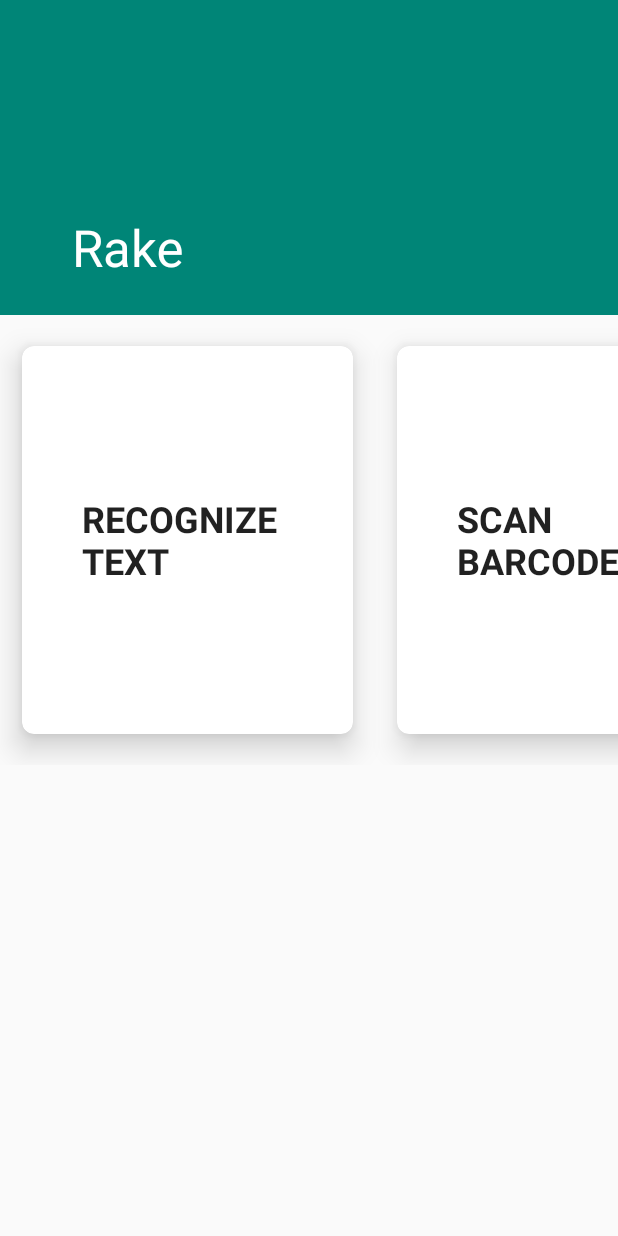
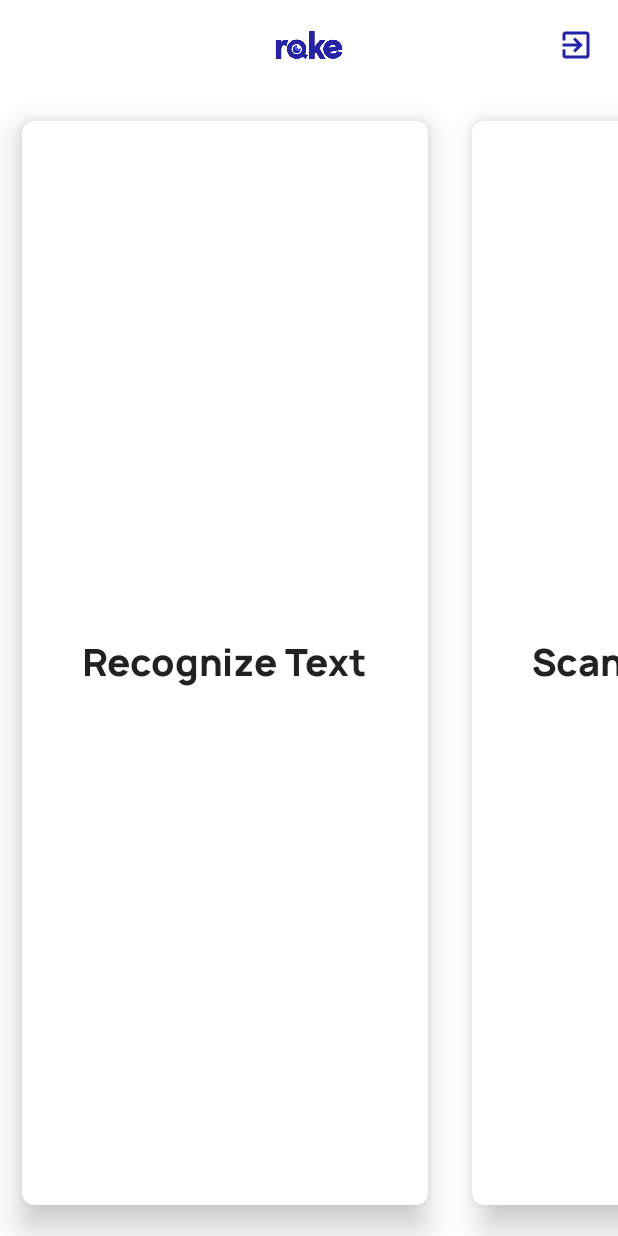
Before and after one commit to bapspatil/Rake, an Android app: the screen it shows after launch once a user with an empty profile is signed in (PickerActivity), on a phone screen of 412 x 824 dp. Run offline under Robolectric (Android 15) with nearby library versions, the light colour scheme and no system bars; our stand-ins replace Firebase (no records; nobody signed in at launch, a user with empty details on screens opened directly), data binding; libraries missing offline, so code that uses them is left out: com.firebase.ui; 1 statement that could not run was skipped.

Commit message:
Redoing UI for Auth & Picker

```diff
--- /dev/null
+++ b/app/src/main/java/com/bapspatil/rake/adapter/PickerAdapter.kt
@@ -0,0 +1,40 @@
+package com.bapspatil.rake.adapter
+
+import android.content.Context
+import android.view.LayoutInflater
+import android.view.View
+import android.view.ViewGroup
+import androidx.core.content.res.ResourcesCompat
+import androidx.recyclerview.widget.RecyclerView
+import com.bapspatil.rake.R
+import com.bapspatil.rake.ui.CameraActivity
+import com.bapspatil.rake.util.Constants
+import kotlinx.android.synthetic.main.item_picker.view.*
+import org.jetbrains.anko.startActivity
+
+/*
+** Created by Bapusaheb Patil {@link https://bapspatil.com}
+*/
+
+class PickerAdapter(private val pickerOptions: ArrayList<String>) : RecyclerView.Adapter<PickerAdapter.PickerViewHolder>() {
+    private lateinit var mContext: Context
+
+    inner class PickerViewHolder(itemView: View) : RecyclerView.ViewHolder(itemView)
+
+    override fun onCreateViewHolder(viewGroup: ViewGroup, viewType: Int): PickerViewHolder {
+        mContext = viewGroup.context
+        return PickerViewHolder(LayoutInflater.from(mContext).inflate(R.layout.item_picker, viewGroup, false))
+    }
+
+    override fun onBindViewHolder(viewHolder: PickerViewHolder, position: Int) {
+        viewHolder.itemView.textPickerItemView.text = pickerOptions[position]
+        viewHolder.itemView.textPickerItemView.typeface = ResourcesCompat.getFont(mContext, R.font.manrope_bold)
+        when (position) {
+            0 -> viewHolder.itemView.setOnClickListener { mContext.startActivity<CameraActivity>(Constants.KEY_FUNCTION to Constants.VALUE_RECOGNIZE_TEXT) }
+            1 -> viewHolder.itemView.setOnClickListener { mContext.startActivity<CameraActivity>(Constants.KEY_FUNCTION to Constants.VALUE_SCAN_BARCODE) }
+            2 -> viewHolder.itemView.setOnClickListener { mContext.startActivity<CameraActivity>(Constants.KEY_FUNCTION to Constants.VALUE_LABEL_IMAGE) }
+        }
+    }
+
+    override fun getItemCount() = pickerOptions.size
+}
--- a/app/src/main/java/com/bapspatil/rake/ui/AuthActivity.kt
+++ b/app/src/main/java/com/bapspatil/rake/ui/AuthActivity.kt
@@ -46,6 +46,8 @@ class AuthActivity : AppCompatActivity(), CoroutineScope {
                             AuthUI.IdpConfig.GoogleBuilder().build(),
                             AuthUI.IdpConfig.EmailBuilder().build()
                     ))
+                    .setLogo(R.drawable.full_logo)
+                    .setTheme(R.style.FirebaseUITheme)
                     .setTosAndPrivacyPolicyUrls("https://github.com/bapspatil/privacy/blob/master/Rake-Terms-Of-Service.md",
                             "https://github.com/bapspatil/privacy/blob/master/Rake-Privacy-Policy.md")
                     .setIsSmartLockEnabled(!BuildConfig.DEBUG, true)
--- a/app/src/main/java/com/bapspatil/rake/ui/PickerActivity.kt
+++ b/app/src/main/java/com/bapspatil/rake/ui/PickerActivity.kt
@@ -5,9 +5,14 @@ import androidx.appcompat.app.AppCompatActivity
 import androidx.core.content.ContextCompat
 import androidx.core.content.edit
 import androidx.databinding.DataBindingUtil
+import androidx.recyclerview.widget.LinearLayoutManager
+import androidx.recyclerview.widget.LinearSnapHelper
+import androidx.recyclerview.widget.RecyclerView
 import com.bapspatil.rake.R
+import com.bapspatil.rake.adapter.PickerAdapter
 import com.bapspatil.rake.databinding.ActivityPickerBinding
 import com.bapspatil.rake.util.Constants
+import com.firebase.ui.auth.AuthUI
 import com.google.firebase.auth.FirebaseAuth
 import com.google.firebase.auth.FirebaseUser
 import com.google.firebase.firestore.FirebaseFirestore
@@ -45,7 +50,7 @@ class PickerActivity : AppCompatActivity(), CoroutineScope {
 
         addUserToFirestore()
 
-        setClickListeners()
+        setupRecyclerView()
     }
 
     private fun addUserToFirestore() {
@@ -58,26 +63,28 @@ class PickerActivity : AppCompatActivity(), CoroutineScope {
                 }
     }
 
-    private fun setClickListeners() {
+    private fun setupRecyclerView() {
         binding.apply {
-            recognizeTextCardView.setOnClickListener {
-                startActivity<CameraActivity>(Constants.KEY_FUNCTION to Constants.VALUE_RECOGNIZE_TEXT)
-            }
-            scanBarcodeCardView.setOnClickListener {
-                startActivity<CameraActivity>(Constants.KEY_FUNCTION to Constants.VALUE_SCAN_BARCODE)
-            }
-            labelImageCardView.setOnClickListener {
-                startActivity<CameraActivity>(Constants.KEY_FUNCTION to Constants.VALUE_LABEL_IMAGE)
-            }
+            pickerRecyclerView.layoutManager = LinearLayoutManager(this@PickerActivity, RecyclerView.HORIZONTAL, false)
+            LinearSnapHelper().attachToRecyclerView(pickerRecyclerView)
+
+            val pickerOptions = arrayListOf("Recognize Text", "Scan Barcodes", "Label Images")
+            pickerRecyclerView.adapter = PickerAdapter(pickerOptions)
         }
     }
 
     private fun setupAppBar() {
         binding.apply {
             collapsingToolbar.apply {
-                // TODO: Change this to transparent when you add the header image, doofus.
-                setExpandedTitleColor(ContextCompat.getColor(this@PickerActivity, android.R.color.white))
-                setCollapsedTitleTextColor(ContextCompat.getColor(this@PickerActivity, R.color.white))
+                setExpandedTitleColor(ContextCompat.getColor(this@PickerActivity, R.color.colorPrimary))
+                setCollapsedTitleTextColor(ContextCompat.getColor(this@PickerActivity, R.color.colorPrimary))
+            }
+            logoutButton.setOnClickListener {
+                AuthUI.getInstance()
+                        .signOut(this@PickerActivity)
+                        .addOnSuccessListener {
+                            startActivity<AuthActivity>()
+                        }
             }
         }
     }
--- /dev/null
+++ b/app/src/main/res/drawable/ic_exit_to_app_primary_24dp.xml
@@ -0,0 +1,4 @@
+<?xml version="1.0" encoding="UTF-8" standalone="no"?>
+<vector xmlns:android="http://schemas.android.com/apk/res/android" android:height="24dp" android:viewportHeight="24.0" android:viewportWidth="24.0" android:width="24dp">
+    <path android:fillColor="#2522A6" android:pathData="M10.09,15.59L11.5,17l5,-5 -5,-5 -1.41,1.41L12.67,11H3v2h9.67l-2.58,2.59zM19,3H5c-1.11,0 -2,0.9 -2,2v4h2V5h14v14H5v-4H3v4c0,1.1 0.89,2 2,2h14c1.1,0 2,-0.9 2,-2V5c0,-1.1 -0.9,-2 -2,-2z"/>
+</vector>
--- a/app/src/main/res/layout/activity_picker.xml
+++ b/app/src/main/res/layout/activity_picker.xml
@@ -12,8 +12,9 @@
         <com.google.android.material.appbar.AppBarLayout
             android:id="@+id/appBar"
             android:layout_width="match_parent"
-            android:layout_height="210dp"
-            android:background="@color/colorPrimary">
+            android:layout_height="60dp"
+            android:background="@color/white"
+            app:elevation="0dp">
 
             <com.google.android.material.appbar.CollapsingToolbarLayout
                 android:id="@+id/collapsingToolbar"
@@ -22,100 +23,41 @@
                 app:contentScrim="@color/colorPrimary"
                 app:expandedTitleMarginEnd="48dp"
                 app:expandedTitleMarginStart="48dp"
-                app:layout_scrollFlags="scroll|exitUntilCollapsed"
-                app:statusBarScrim="@color/colorPrimary"
-                app:title="@string/app_name"
-                app:toolbarId="@id/pickerToolbar">
+                app:layout_scrollFlags="snap"
+                app:statusBarScrim="@color/colorPrimary">
 
-                <ImageView
-                    android:id="@+id/headerImageView"
+                <FrameLayout
                     android:layout_width="match_parent"
                     android:layout_height="match_parent"
-                    android:scaleType="centerCrop"
-                    app:layout_collapseMode="parallax" />
+                    app:layout_collapseMode="pin">
 
-                <androidx.appcompat.widget.Toolbar
-                    android:id="@+id/pickerToolbar"
-                    android:layout_width="match_parent"
-                    android:layout_height="?android:attr/actionBarSize"
-                    app:layout_collapseMode="pin" />
+                    <ImageView
+                        android:layout_width="match_parent"
+                        android:layout_height="match_parent"
+                        android:src="@drawable/full_logo" />
+
+                    <ImageButton
+                        android:id="@+id/logoutButton"
+                        android:layout_width="wrap_content"
+                        android:layout_height="wrap_content"
+                        android:layout_gravity="end|center_vertical"
+                        android:layout_marginEnd="16dp"
+                        android:background="@null"
+                        android:src="@drawable/ic_exit_to_app_primary_24dp" />
+                </FrameLayout>
             </com.google.android.material.appbar.CollapsingToolbarLayout>
         </com.google.android.material.appbar.AppBarLayout>
 
-        <androidx.core.widget.NestedScrollView
+        <LinearLayout
             android:layout_width="match_parent"
             android:layout_height="match_parent"
             app:layout_behavior="@string/appbar_scrolling_view_behavior">
 
-            <HorizontalScrollView
+            <androidx.recyclerview.widget.RecyclerView
+                android:background="@color/white"
+                android:id="@+id/pickerRecyclerView"
                 android:layout_width="match_parent"
-                android:layout_height="wrap_content">
-
-                <LinearLayout
-                    android:layout_width="wrap_content"
-                    android:layout_height="wrap_content">
-
-                    <androidx.cardview.widget.CardView
-                        android:id="@+id/recognizeTextCardView"
-                        android:layout_width="250dp"
-                        android:layout_height="300dp"
-                        app:cardBackgroundColor="#FFF"
-                        app:cardCornerRadius="8dp"
-                        app:cardElevation="12dp"
-                        app:cardUseCompatPadding="true"
-                        app:contentPadding="16dp">
-
-                        <TextView
-                            style="@style/Base.TextAppearance.AppCompat.Headline"
-                            android:layout_width="match_parent"
-                            android:layout_height="wrap_content"
-                            android:layout_gravity="center"
-                            android:layout_margin="24dp"
-                            android:text="RECOGNIZE\nTEXT"
-                            android:textStyle="bold" />
-                    </androidx.cardview.widget.CardView>
-
-                    <androidx.cardview.widget.CardView
-                        android:id="@+id/scanBarcodeCardView"
-                        android:layout_width="250dp"
-                        android:layout_height="300dp"
-                        app:cardBackgroundColor="#FFF"
-                        app:cardCornerRadius="8dp"
-                        app:cardElevation="12dp"
-                        app:cardUseCompatPadding="true"
-                        app:contentPadding="16dp">
-
-                        <TextView
-                            style="@style/Base.TextAppearance.AppCompat.Headline"
-                            android:layout_width="match_parent"
-                            android:layout_height="wrap_content"
-                            android:layout_gravity="center"
-                            android:layout_margin="24dp"
-                            android:text="SCAN\nBARCODE"
-                            android:textStyle="bold" />
-                    </androidx.cardview.widget.CardView>
-
-                    <androidx.cardview.widget.CardView
-                        android:id="@+id/labelImageCardView"
-                        android:layout_width="250dp"
-                        android:layout_height="300dp"
-                        app:cardBackgroundColor="#FFF"
-                        app:cardCornerRadius="8dp"
-                        app:cardElevation="12dp"
-                        app:cardUseCompatPadding="true"
-                        app:contentPadding="16dp">
-
-                        <TextView
-                            style="@style/Base.TextAppearance.AppCompat.Headline"
-                            android:layout_width="match_parent"
-                            android:layout_height="wrap_content"
-                            android:layout_gravity="center"
-                            android:layout_margin="24dp"
-                            android:text="LABEL\nIMAGES"
-                            android:textStyle="bold" />
-                    </androidx.cardview.widget.CardView>
-                </LinearLayout>
-            </HorizontalScrollView>
-        </androidx.core.widget.NestedScrollView>
+                android:layout_height="match_parent" />
+        </LinearLayout>
     </androidx.coordinatorlayout.widget.CoordinatorLayout>
 </layout>
--- /dev/null
+++ b/app/src/main/res/layout/item_picker.xml
@@ -0,0 +1,24 @@
+<?xml version="1.0" encoding="utf-8"?><!--
+    Created by Bapusaheb Patil {@link https://bapspatil.com}
+-->
+<androidx.cardview.widget.CardView xmlns:android="http://schemas.android.com/apk/res/android"
+    xmlns:app="http://schemas.android.com/apk/res-auto"
+    xmlns:tools="http://schemas.android.com/tools"
+    android:layout_width="300dp"
+    android:layout_height="match_parent"
+    app:cardBackgroundColor="#FFF"
+    app:cardCornerRadius="8dp"
+    app:cardElevation="12dp"
+    app:cardUseCompatPadding="true"
+    app:contentPadding="16dp">
+
+    <TextView
+        android:id="@+id/textPickerItemView"
+        style="@style/Base.TextAppearance.AppCompat.Headline"
+        android:layout_width="match_parent"
+        android:layout_height="wrap_content"
+        android:layout_gravity="center"
+        android:layout_margin="24dp"
+        tools:text="LABEL\nIMAGES"
+        android:textStyle="bold" />
+</androidx.cardview.widget.CardView>
--- a/app/src/main/res/values/colors.xml
+++ b/app/src/main/res/values/colors.xml
@@ -1,8 +1,8 @@
 <?xml version="1.0" encoding="utf-8"?>
 <resources>
-    <color name="colorPrimary">#008577</color>
-    <color name="colorPrimaryDark">#00574B</color>
-    <color name="colorAccent">#D81B60</color>
+    <color name="colorPrimary">#2522A6</color>
+    <color name="colorPrimaryDark">#2522A6</color>
+    <color name="colorAccent">#BB5485</color>
     <color name="white">#FFFFFF</color>
     <color name="black">#000000</color>
 </resources>
--- a/app/src/main/res/values/styles.xml
+++ b/app/src/main/res/values/styles.xml
@@ -5,6 +5,7 @@
         <item name="colorPrimary">@color/colorPrimary</item>
         <item name="colorPrimaryDark">@color/colorPrimaryDark</item>
         <item name="colorAccent">@color/colorAccent</item>
+        <item name="android:fontFamily">@font/manrope_regular</item>
     </style>
 
     <style name="AppTheme.Main" parent="AppTheme">
@@ -14,4 +15,16 @@
     <style name="AppTheme.Result" parent="AppTheme">
     </style>
 
+    <style name="FirebaseUITheme" parent="FirebaseUI">
+        <item name="colorPrimary">@color/colorPrimary</item>
+        <item name="colorPrimaryDark">@color/colorPrimaryDark</item>
+        <item name="colorAccent">@color/colorAccent</item>
+        <item name="colorButtonNormal">@color/colorAccent</item>
+        <item name="android:textColor">@color/white</item>
+        <item name="android:textColorPrimary">@color/colorPrimary</item>
+        <item name="android:textColorSecondary">@color/colorPrimary</item>
+        <item name="android:windowBackground">@android:color/white</item>
+        <item name="windowActionBar">false</item>
+        <item name="windowNoTitle">true</item>
+    </style>
 </resources>
```
Also changed, not shown: app/src/main/res/drawable/full_logo.png (added), app/src/main/res/font/manrope_bold.otf (added), app/src/main/res/font/manrope_regular.otf (added), 5 other files.
